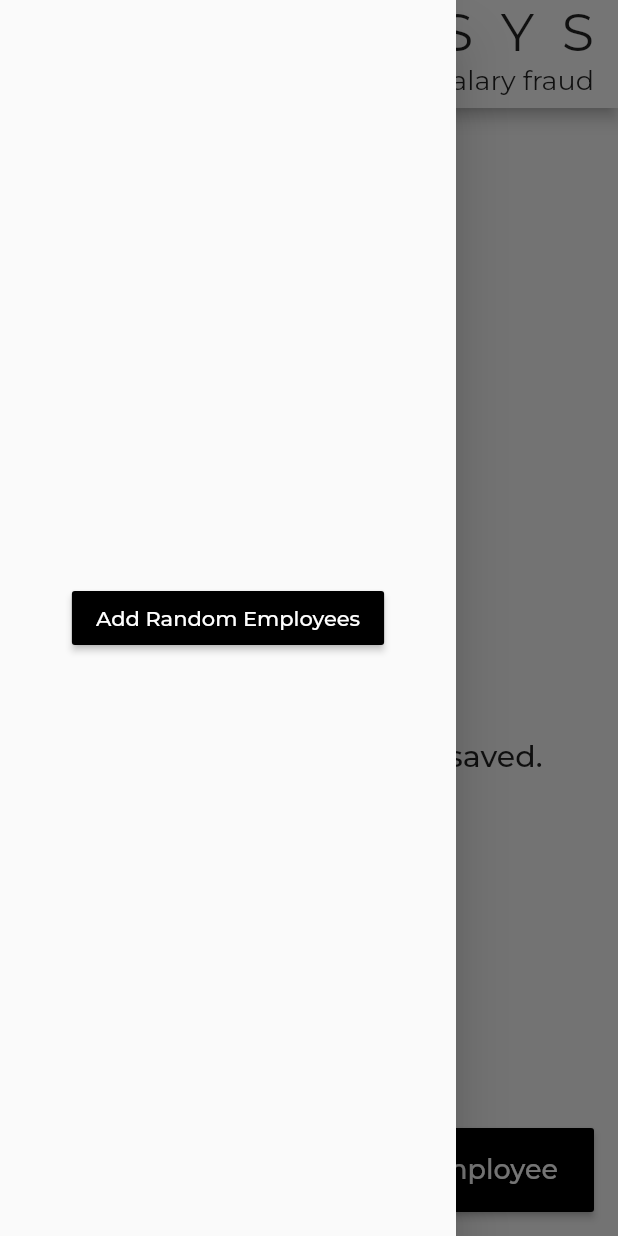
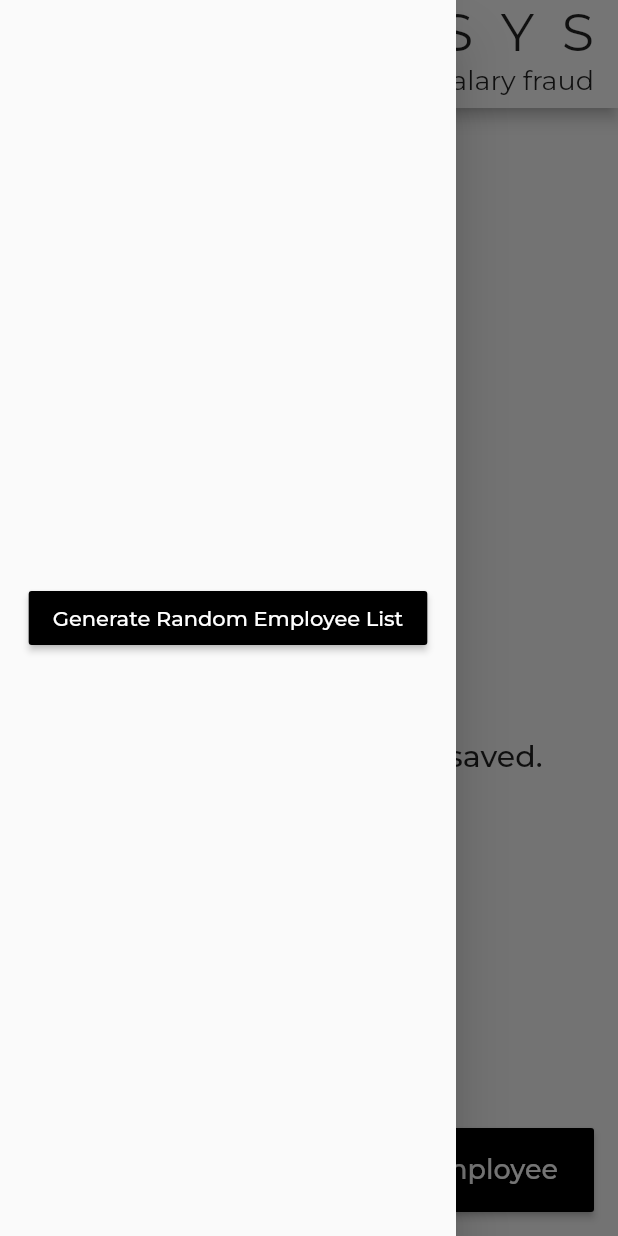
Before and after one commit to michael-asnake-bekele/michael-asnake-mobile-engineer-interview, a Flutter app: the screen it shows after launch, in the side drawer, after a tap on "Add Employee", on a phone screen of 412 x 824 dp. Run offline on Flutter 3.47's test engine with Material 2 defaults, Android fonts, the phone set to English and light mode, and no system bars; our stand-ins replace basic_utils, cached_network_image, faker, flutter_riverpod, flutter_spinkit, google_fonts and 2 more; accounts and stored records are empty.

Commit message:
-feat: splash screen implementation -fix: form validation correction in custom_text_form_field_widget.dart

```diff
--- a/lib/main.dart
+++ b/lib/main.dart
@@ -4,6 +4,7 @@ import 'package:google_fonts/google_fonts.dart';
 import 'package:hive_flutter/hive_flutter.dart';
 import 'package:mobile_engineer_interview/models/employee.dart';
 import 'package:mobile_engineer_interview/screens/employee_list_page.dart';
+import 'package:mobile_engineer_interview/screens/splash_page.dart';
 
 Future<void> main() async{
   await Hive.initFlutter();
@@ -25,7 +26,7 @@ class MyApp extends StatelessWidget {
           primarySwatch: Colors.grey,
           fontFamily: GoogleFonts.montserrat().fontFamily
         ),
-        home: const EmployeeListPage(),
+        home: const SplashPage(),
         debugShowCheckedModeBanner: false,
 
       ),
--- a/lib/screens/create_employee_page.dart
+++ b/lib/screens/create_employee_page.dart
@@ -106,7 +106,7 @@ class _CreateEmployeePageState extends State<CreateEmployeePage> {
                     validator: (input) {
                       input = input!.trim();
                       if (input.isEmpty) {
-                        return 'required';
+                        return 'this field is required';
                       }
                       if (!EmailUtils.isEmail(input)) {
                         return 'invalid email';
--- /dev/null
+++ b/lib/screens/splash_page.dart
@@ -0,0 +1,65 @@
+import 'dart:async';
+
+import 'package:flutter/material.dart';
+import 'package:flutter_spinkit/flutter_spinkit.dart';
+import 'package:mobile_engineer_interview/screens/employee_list_page.dart';
+
+class SplashPage extends StatefulWidget {
+  const SplashPage({Key? key}) : super(key: key);
+
+  @override
+  _SplashPageState createState() => _SplashPageState();
+}
+
+class _SplashPageState extends State<SplashPage> {
+  @override
+  void initState() {
+    // TODO: implement initState
+    super.initState();
+    Timer timer = Timer(Duration(seconds: 2),_goToHomePage);
+  }
+
+  _goToHomePage(){
+    Navigator.of(context).pushReplacement(MaterialPageRoute(builder: (context) => EmployeeListPage()));
+  }
+  @override
+  Widget build(BuildContext context) {
+    return Scaffold(
+      body: Container(
+        color: Colors.grey[900],
+        child: Center(
+          child: Column(
+            mainAxisSize: MainAxisSize.min,
+            children: [
+              Column(
+              mainAxisSize: MainAxisSize.min,
+              crossAxisAlignment: CrossAxisAlignment.end,
+              children: const [
+                Text(
+                  'S  A  M  A  S  Y  S',
+                  style: TextStyle(
+                    fontSize: 35,
+                    color: Colors.white
+                  ),
+                ),
+                Text(
+                    'combat salary fraud',
+                    style: TextStyle(
+                      fontSize: 18,
+                      color: Colors.white
+                    )
+                ),
+              ],
+        ),
+              const SizedBox(height: 32),
+              const SpinKitSpinningLines(
+                color: Colors.white,
+              )
+            ],
+          ),
+
+        ),
+      ),
+    );
+  }
+}
--- a/lib/widgets/custom_drawer_widget.dart
+++ b/lib/widgets/custom_drawer_widget.dart
@@ -22,7 +22,7 @@ class CustomDrawer extends StatelessWidget {
                   return MaterialButton(
                     color: Colors.black,
                     child: const Text(
-                      'Add Random Employees',
+                      'Generate Random Employee List',
                       style: TextStyle(color: Colors.white),
                     ),
                     onPressed: () {
--- a/lib/widgets/custom_text_form_field_widget.dart
+++ b/lib/widgets/custom_text_form_field_widget.dart
@@ -42,6 +42,8 @@ class CustomTextFormField extends StatelessWidget {
                 : isPhoneNumber
                 ? TextInputType.phone
                 : TextInputType.name,
+            autovalidateMode: AutovalidateMode.onUserInteraction,
+            textInputAction: TextInputAction.next,
           ),
         ),
       ],
--- a/pubspec.yaml
+++ b/pubspec.yaml
@@ -19,6 +19,8 @@ dependencies:
   hive_flutter:
   basic_utils: ^4.0.0
   sprintf: ^6.0.0
+  flutter_spinkit: ^5.1.0
+  cached_network_image: ^3.2.0
 dev_dependencies:
   flutter_test:
     sdk: flutter
```
Also changed, not shown: lib/widgets/employee_list_tile_widget.dart (+17 -3 lines), pubspec.lock.
